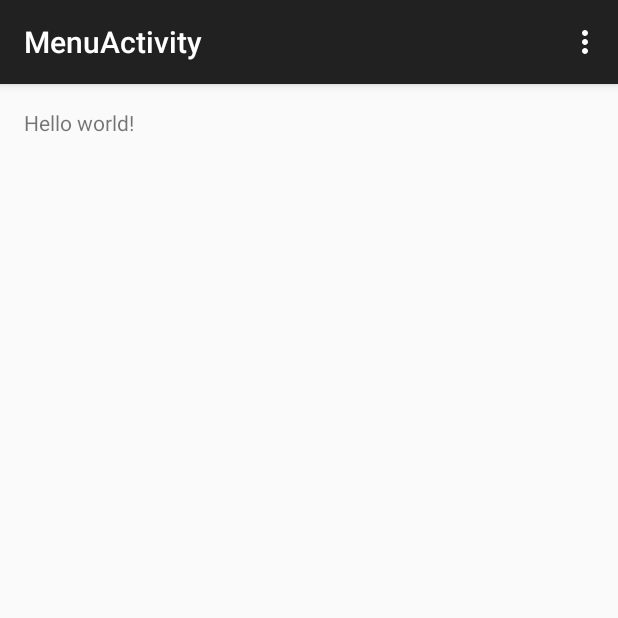
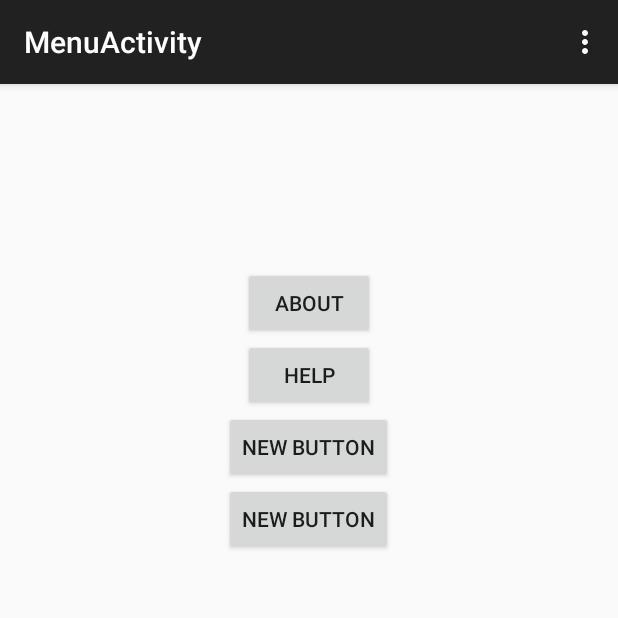
Before and after one commit to CityOfGosnells2015/DIYBusinessSecurity, an Android app: the MenuActivity screen opened directly, with no data from a screen before it, on a phone screen of 412 x 824 dp, the top half of it. Run offline under Robolectric (Android 15) with nearby library versions, the phone set to English and light mode, and no system bars.

Commit message:
Added help and about activities

```diff
--- a/App/CityOfGosnellsDIYBusinessSecurity/app/src/main/res/layout/activity_menu.xml
+++ b/App/CityOfGosnellsDIYBusinessSecurity/app/src/main/res/layout/activity_menu.xml
@@ -6,7 +6,36 @@
     android:paddingBottom="@dimen/activity_vertical_margin"
     tools:context="com.mylayouts.jm.cityofgosnellsdiybusinesssecurity.MenuActivity">
 
-    <TextView android:text="@string/hello_world" android:layout_width="wrap_content"
-        android:layout_height="wrap_content" />
+    <Button
+        android:layout_width="wrap_content"
+        android:layout_height="wrap_content"
+        android:text="About"
+        android:id="@+id/btnAboutNav"
+        android:layout_centerHorizontal="true"
+        android:layout_marginTop="106dp" />
+
+    <Button
+        android:layout_width="wrap_content"
+        android:layout_height="wrap_content"
+        android:text="Help"
+        android:id="@+id/button2"
+        android:layout_below="@+id/btnAboutNav"
+        android:layout_centerHorizontal="true" />
+
+    <Button
+        android:layout_width="wrap_content"
+        android:layout_height="wrap_content"
+        android:text="New Button"
+        android:id="@+id/button3"
+        android:layout_below="@+id/button2"
+        android:layout_centerHorizontal="true" />
+
+    <Button
+        android:layout_width="wrap_content"
+        android:layout_height="wrap_content"
+        android:text="New Button"
+        android:id="@+id/button4"
+        android:layout_below="@+id/button3"
+        android:layout_centerHorizontal="true" />
 
 </RelativeLayout>
--- a/App/CityOfGosnellsDIYBusinessSecurity/app/src/main/res/values/strings.xml
+++ b/App/CityOfGosnellsDIYBusinessSecurity/app/src/main/res/values/strings.xml
@@ -24,5 +24,7 @@
         Mayor</string>
     <string name="title_activity_menu">MenuActivity</string>
     <string name="title_activity_splash">Splash</string>
+    <string name="title_activity_help_">Help_Activity</string>
+    <string name="title_activity_about_">About_Activity</string>
 
 </resources>
```
Also changed, not shown: App/CityOfGosnellsDIYBusinessSecurity/app/src/main/AndroidManifest.xml (+11 -2 lines), App/CityOfGosnellsDIYBusinessSecurity/app/src/main/java/com/mylayouts/jm/cityofgosnellsdiybusinesssecurity/About_Activity.java (added, +39 -0 lines), App/CityOfGosnellsDIYBusinessSecurity/app/src/main/java/com/mylayouts/jm/cityofgosnellsdiybusinesssecurity/Help_Activity.java (added, +39 -0 lines), App/CityOfGosnellsDIYBusinessSecurity/app/src/main/res/layout/activity_about.xml (added, +14 -0 lines), App/CityOfGosnellsDIYBusinessSecurity/app/src/main/res/layout/activity_help_.xml (added, +33 -0 lines), App/CityOfGosnellsDIYBusinessSecurity/app/src/main/res/menu/menu_about_.xml (added, +7 -0 lines), App/CityOfGosnellsDIYBusinessSecurity/app/src/main/res/menu/menu_help_.xml (added, +7 -0 lines), 1 other file.
